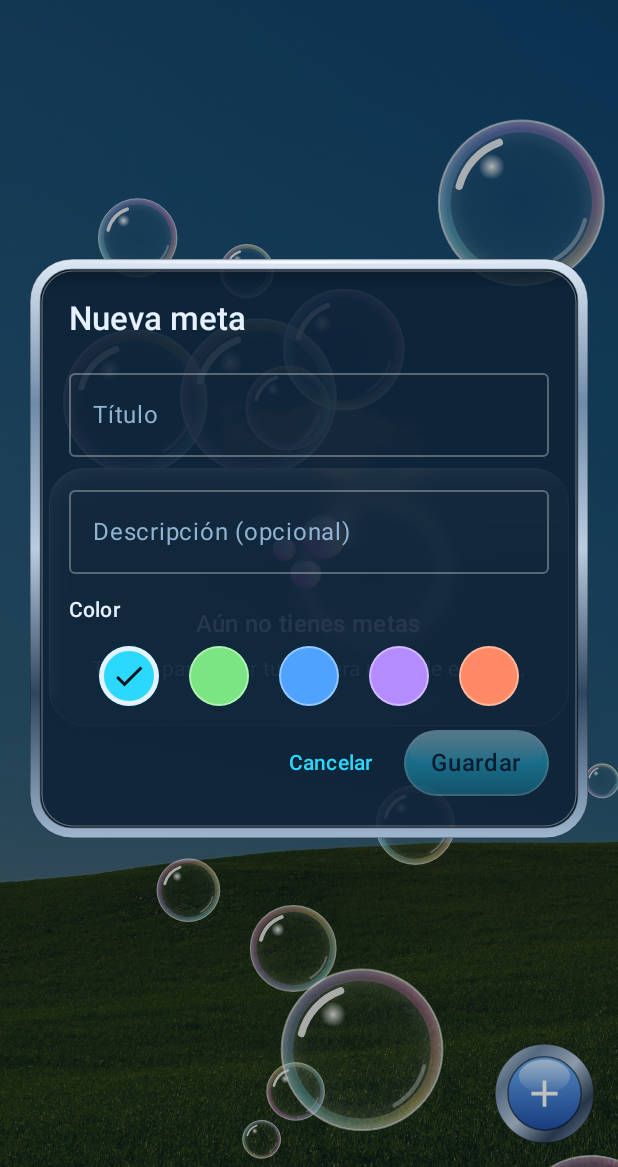
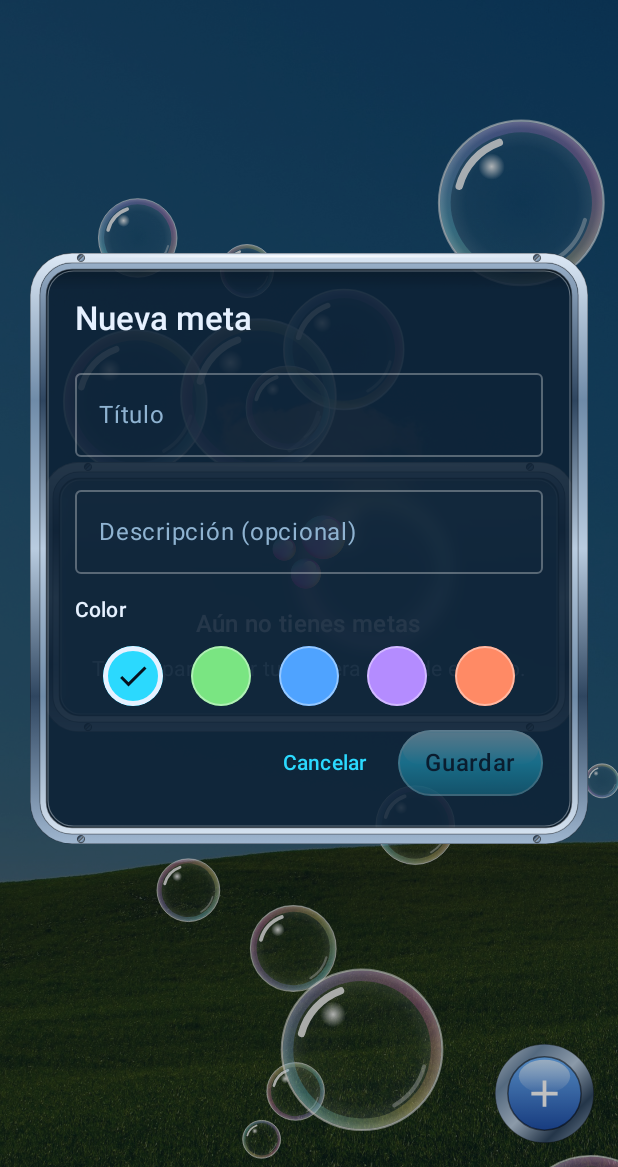
Before and after one commit to Pesa12378/StudyGrid, an Android app built with Jetpack Compose: the screen it shows after launch (MainActivity), after a tap on "Nueva meta", on a phone screen of 412 x 824 dp, the part 69-1236 px from its top. Run offline under Robolectric (Android 15) with nearby library versions, the phone set to English and light mode, and no system bars; our stand-ins replace Room's generated code; 3 other taps on this screen came first.

Commit message:
Audit fixes 5-13: day arrows, today ring, a11y, thicker chrome, FAB-safe layout
- Day dialog: prev/next arrows to fix a tap on the wrong cell (never past today)
- Level chips and color swatches are selectable, with spoken names for TalkBack
- Today's cell gets a ring; cells read as '25 de noviembre, nivel 2'
- Empty state uses the chrome bezel
- Thicker two-tone bezel with screws; padding adjusted
- '+1 Hoy' moved to the left so the bottom-right FAB never covers it
- Remove unused theme tokens and parameters

```diff
--- a/app/src/main/java/com/pesa/studygrid/ui/components/Chrome.kt
+++ b/app/src/main/java/com/pesa/studygrid/ui/components/Chrome.kt
@@ -39,7 +39,7 @@ import androidx.compose.ui.unit.sp
 import com.pesa.studygrid.ui.theme.LocalAero
 
 private val TAB_HEIGHT = 34.dp
-private val BEZEL = 7.dp
+private val BEZEL = 11.dp
 
 /**
  * Thick polished-metal frame drawn over a panel: metal ring, dark outer edge, inner groove,
@@ -56,13 +56,38 @@ fun Modifier.chromeBezel(cornerRadius: Dp): Modifier {
         // Inset shadow just inside the ring, so the panel reads as recessed.
         drawRect(Brush.verticalGradient(listOf(Color.Black.copy(alpha = 0.22f), Color.Transparent), startY = bw, endY = bw + 14.dp.toPx()))
         drawContent()
+        // Two-tone metal: outer band lit from above, inner band with the gradient reversed (reads as a bevel step).
+        val outer = bw * 0.6f
+        val inner = bw - outer
         drawRoundRect(
             Brush.verticalGradient(chrome),
-            topLeft = Offset(bw / 2, bw / 2),
-            size = Size(w - bw, h - bw),
-            cornerRadius = CornerRadius(r - bw / 2),
-            style = Stroke(bw),
+            topLeft = Offset(outer / 2, outer / 2),
+            size = Size(w - outer, h - outer),
+            cornerRadius = CornerRadius(r - outer / 2),
+            style = Stroke(outer),
         )
+        drawRoundRect(
+            Brush.verticalGradient(chrome.reversed()),
+            topLeft = Offset(outer + inner / 2, outer + inner / 2),
+            size = Size(w - 2 * outer - inner, h - 2 * outer - inner),
+            cornerRadius = CornerRadius(r - outer - inner / 2),
+            style = Stroke(inner),
+        )
+        drawRoundRect(
+            Color.Black.copy(alpha = 0.30f),
+            topLeft = Offset(outer, outer),
+            size = Size(w - 2 * outer, h - 2 * outer),
+            cornerRadius = CornerRadius(r - outer),
+            style = Stroke(0.75.dp.toPx()),
+        )
+        // Screws on the outer band, clear of the rounded corners and the title plate.
+        val screwR = outer * 0.36f
+        val inset = r + 6.dp.toPx()
+        for (s in listOf(Offset(inset, outer / 2), Offset(w - inset, outer / 2), Offset(inset, h - outer / 2), Offset(w - inset, h - outer / 2))) {
+            drawCircle(Brush.linearGradient(chrome.reversed(), start = s - Offset(screwR, screwR), end = s + Offset(screwR, screwR)), screwR, s)
+            drawCircle(Color.Black.copy(alpha = 0.5f), screwR, s, style = Stroke(0.75.dp.toPx()))
+            drawLine(Color.Black.copy(alpha = 0.55f), s - Offset(screwR * 0.6f, -screwR * 0.6f), s + Offset(screwR * 0.6f, -screwR * 0.6f), 0.9.dp.toPx())
+        }
         drawRoundRect(Color.Black.copy(alpha = 0.40f), cornerRadius = CornerRadius(r), style = Stroke(1.dp.toPx()))
         drawRoundRect(
             Color.Black.copy(alpha = 0.45f),
@@ -175,11 +200,11 @@ fun ChromeCard(
                 .fillMaxWidth()
                 .glass(cornerRadius = 24.dp)
                 .chromeBezel(24.dp)
-                .padding(start = 18.dp, end = 18.dp, top = TAB_HEIGHT / 2 + 14.dp, bottom = 18.dp),
+                .padding(start = 22.dp, end = 22.dp, top = TAB_HEIGHT / 2 + 16.dp, bottom = 22.dp),
             verticalArrangement = Arrangement.spacedBy(12.dp),
             content = content,
         )
         ChromeTab(title, Modifier.align(Alignment.TopCenter).widthIn(max = 260.dp))
-        Box(Modifier.align(Alignment.TopEnd).padding(top = TAB_HEIGHT / 2 + 12.dp, end = 14.dp), content = corner)
+        Box(Modifier.align(Alignment.TopEnd).padding(top = TAB_HEIGHT / 2 + 16.dp, end = 18.dp), content = corner)
     }
 }
--- a/app/src/main/java/com/pesa/studygrid/ui/components/Glass.kt
+++ b/app/src/main/java/com/pesa/studygrid/ui/components/Glass.kt
@@ -116,14 +116,13 @@ half4 main(float2 coord) {
  * Liquid Glass panel: blurs and refracts the [LocalBackdrop] behind it, then adds tint, gloss and a rim light.
  * Only valid on content in the same window as the backdrop (not inside Dialogs).
  */
+private val GLASS_BLUR = 8.dp
+private val GLASS_BEVEL = 30.dp
+private val GLASS_DEPTH = 30.dp
+
 @Composable
-fun Modifier.glass(
-    cornerRadius: Dp = 24.dp,
-    tint: Color = LocalAero.current.glassTint,
-    blur: Dp = 8.dp,
-    bevel: Dp = 30.dp,
-    depth: Dp = 30.dp,
-): Modifier {
+fun Modifier.glass(cornerRadius: Dp = 24.dp): Modifier {
+    val tint = LocalAero.current.glassTint
     val backdrop = LocalBackdrop.current
     val layer = rememberGraphicsLayer()
     val shader = remember { RuntimeShader(LIQUID_GLASS_AGSL) }
@@ -135,9 +134,9 @@ fun Modifier.glass(
         .drawWithCache {
             shader.setFloatUniform("size", size.width, size.height)
             shader.setFloatUniform("radius", cornerRadius.toPx().coerceAtMost(size.minDimension / 2))
-            shader.setFloatUniform("bevel", bevel.toPx())
-            shader.setFloatUniform("depth", depth.toPx())
-            val blurPx = blur.toPx()
+            shader.setFloatUniform("bevel", GLASS_BEVEL.toPx())
+            shader.setFloatUniform("depth", GLASS_DEPTH.toPx())
+            val blurPx = GLASS_BLUR.toPx()
             val effect = RenderEffect.createChainEffect(
                 RenderEffect.createRuntimeShaderEffect(shader, "content"),
                 RenderEffect.createBlurEffect(blurPx, blurPx, Shader.TileMode.CLAMP),
@@ -274,9 +273,9 @@ fun GelButton(
     color: Color,
     onClick: () -> Unit,
     modifier: Modifier = Modifier,
-    shape: Shape = RoundedCornerShape(50),
     enabled: Boolean = true,
 ) {
+    val shape = RoundedCornerShape(50)
     val textColor = readableTextOn(color)
     Box(
         modifier
@@ -322,7 +321,7 @@ fun GlassDialog(onDismiss: () -> Unit, content: @Composable ColumnScope.() -> Un
                 .clip(shape)
                 .background(a.dialogBg)
                 .chromeBezel(28.dp)
-                .padding(26.dp),
+                .padding(30.dp),
             verticalArrangement = Arrangement.spacedBy(14.dp),
             content = content,
         )
--- a/app/src/main/java/com/pesa/studygrid/ui/components/GoalCard.kt
+++ b/app/src/main/java/com/pesa/studygrid/ui/components/GoalCard.kt
@@ -88,8 +88,8 @@ fun GoalCard(
             ContributionGraph(ui.logs, color, onDayClick)
         }
 
+        // "+1 Hoy" sits on the left so the bottom-right FAB never covers it while scrolling.
         Row(verticalAlignment = Alignment.CenterVertically) {
-            Text("Hoy: nivel $todayLevel/$MAX_LEVEL", style = MaterialTheme.typography.bodyMedium, color = a.muted, modifier = Modifier.weight(1f))
             GelButton("+1 Hoy", color, onClick = {
                 if (todayLevel >= MAX_LEVEL) {
                     view.performHapticFeedback(HapticFeedbackConstants.REJECT)
@@ -98,6 +98,8 @@ fun GoalCard(
                     onBumpToday()
                 }
             })
+            Spacer(Modifier.weight(1f))
+            Text("Hoy: nivel $todayLevel/$MAX_LEVEL", style = MaterialTheme.typography.bodyMedium, color = a.muted)
         }
     }
 }
--- a/app/src/main/java/com/pesa/studygrid/ui/components/GoalEditorDialog.kt
+++ b/app/src/main/java/com/pesa/studygrid/ui/components/GoalEditorDialog.kt
@@ -2,7 +2,9 @@ package com.pesa.studygrid.ui.components
 
 import androidx.compose.foundation.background
 import androidx.compose.foundation.border
-import androidx.compose.foundation.clickable
+import androidx.compose.foundation.selection.selectable
+import androidx.compose.ui.semantics.contentDescription
+import androidx.compose.ui.semantics.semantics
 import androidx.compose.foundation.layout.Arrangement
 import androidx.compose.foundation.layout.Box
 import androidx.compose.foundation.layout.Row
@@ -35,6 +37,9 @@ import androidx.compose.ui.unit.dp
 import com.pesa.studygrid.data.GoalEntity
 import com.pesa.studygrid.ui.theme.GoalPalette
 
+/** Spoken names for [GoalPalette], same order. */
+private val COLOR_NAMES = listOf("aqua", "lima", "cielo", "violeta", "coral")
+
 /** [initial] null = create a new goal. Delete is only reachable from here (edit mode), on purpose. */
 @Composable
 fun GoalEditorDialog(initial: GoalEntity?, onSave: (GoalEntity) -> Unit, onDelete: () -> Unit, onDismiss: () -> Unit) {
@@ -61,7 +66,7 @@ fun GoalEditorDialog(initial: GoalEntity?, onSave: (GoalEntity) -> Unit, onDelet
         )
         Text("Color", style = MaterialTheme.typography.labelLarge)
         Row(Modifier.fillMaxWidth(), horizontalArrangement = Arrangement.SpaceEvenly) {
-            for (c in GoalPalette) {
+            GoalPalette.forEachIndexed { i, c ->
                 val selected = c.toArgb() == color
                 Box(
                     Modifier
@@ -69,7 +74,8 @@ fun GoalEditorDialog(initial: GoalEntity?, onSave: (GoalEntity) -> Unit, onDelet
                         .clip(CircleShape)
                         .background(c)
                         .border(if (selected) 3.dp else 1.dp, if (selected) MaterialTheme.colorScheme.onSurface else Color.White.copy(alpha = 0.4f), CircleShape)
-                        .clickable(role = Role.RadioButton) { color = c.toArgb() },
+                        .semantics { contentDescription = "Color ${COLOR_NAMES[i]}" }
+                        .selectable(selected = selected, role = Role.RadioButton) { color = c.toArgb() },
                     contentAlignment = Alignment.Center,
                 ) {
                     if (selected) Icon(Icons.Filled.Check, "Seleccionado", tint = Color(0xFF06121F))
--- a/app/src/main/java/com/pesa/studygrid/ui/screens/MainScreen.kt
+++ b/app/src/main/java/com/pesa/studygrid/ui/screens/MainScreen.kt
@@ -52,6 +52,7 @@ import com.pesa.studygrid.ui.components.GoalCard
 import com.pesa.studygrid.ui.components.GoalEditorDialog
 import com.pesa.studygrid.ui.components.LogEditorDialog
 import com.pesa.studygrid.ui.components.glass
+import com.pesa.studygrid.ui.components.chromeBezel
 import com.pesa.studygrid.ui.theme.LocalAero
 import com.pesa.studygrid.R
 import com.pesa.studygrid.ui.components.LocalBackdrop
@@ -200,9 +201,9 @@ fun MainScreen(dark: Boolean, onToggleDark: () -> Unit, vm: StudyViewModel = vie
             LogEditorDialog(
                 goalTitle = ui.goal.title,
                 color = Color(ui.goal.color),
-                date = date,
-                current = ui.logs[date],
-                onSave = { level, note -> vm.saveLog(goalId, date, level, note); logTarget = null },
+                initialDate = date,
+                logs = ui.logs,
+                onSave = { day, level, note -> vm.saveLog(goalId, day, level, note); logTarget = null },
                 onDismiss = { logTarget = null },
             )
         }
@@ -213,7 +214,7 @@ fun MainScreen(dark: Boolean, onToggleDark: () -> Unit, vm: StudyViewModel = vie
 private fun EmptyState(modifier: Modifier) {
     Box(modifier.fillMaxSize().padding(24.dp), contentAlignment = Alignment.Center) {
         Column(
-            Modifier.glass().padding(28.dp),
+            Modifier.glass().chromeBezel(24.dp).padding(32.dp),
             horizontalAlignment = Alignment.CenterHorizontally,
             verticalArrangement = Arrangement.spacedBy(8.dp),
         ) {
--- a/app/src/main/java/com/pesa/studygrid/ui/theme/Theme.kt
+++ b/app/src/main/java/com/pesa/studygrid/ui/theme/Theme.kt
@@ -25,8 +25,6 @@ data class AeroColors(
     /** Laid over the background photo: darkens it to "night" in dark mode, softens it in light mode. */
     val scrim: Color,
     val glassTint: Color,
-    val borderTop: Color,
-    val borderBottom: Color,
     val graphPanel: Color,
     val emptyCell: Color,
     val emptyCellBorder: Color,
@@ -43,8 +41,6 @@ data class AeroColors(
 private val DarkAero = AeroColors(
     scrim = Color(0xFF041322).copy(alpha = 0.62f),
     glassTint = Color.White.copy(alpha = 0.08f),
-    borderTop = Color.White.copy(alpha = 0.35f),
-    borderBottom = Color.White.copy(alpha = 0.05f),
     graphPanel = Color(0xFF0A1A2B).copy(alpha = 0.62f),
     emptyCell = Color.White.copy(alpha = 0.07f),
     emptyCellBorder = Color.White.copy(alpha = 0.12f),
@@ -58,7 +54,6 @@ private val DarkAero = AeroColors(
 
 // Day palette sampled from the user's "Green and Blue" moodboard (turquoise water, jade, teal, marble blue).
 private val Turquoise = Color(0xFF03AAB1)
-private val PaleAqua = Color(0xFF8DEDF2)
 private val Jade = Color(0xFF4FAA92)
 private val DeepTeal = Color(0xFF026B72)
 private val AbyssTeal = Color(0xFF0E504F)
@@ -66,8 +61,6 @@ private val AbyssTeal = Color(0xFF0E504F)
 private val LightAero = AeroColors(
     scrim = Turquoise.copy(alpha = 0.16f),
     glassTint = Color(0xFFE6FAF7).copy(alpha = 0.32f),
-    borderTop = Color.White.copy(alpha = 0.95f),
-    borderBottom = PaleAqua.copy(alpha = 0.40f),
     graphPanel = Color(0xFFE9FBF7).copy(alpha = 0.62f),
     emptyCell = AbyssTeal.copy(alpha = 0.09f),
     emptyCellBorder = AbyssTeal.copy(alpha = 0.17f),
```
Also changed, not shown: app/src/main/java/com/pesa/studygrid/ui/components/ContributionGraph.kt (+11 -6 lines), app/src/main/java/com/pesa/studygrid/ui/components/LogEditorDialog.kt (+36 -13 lines), 1 other file.
